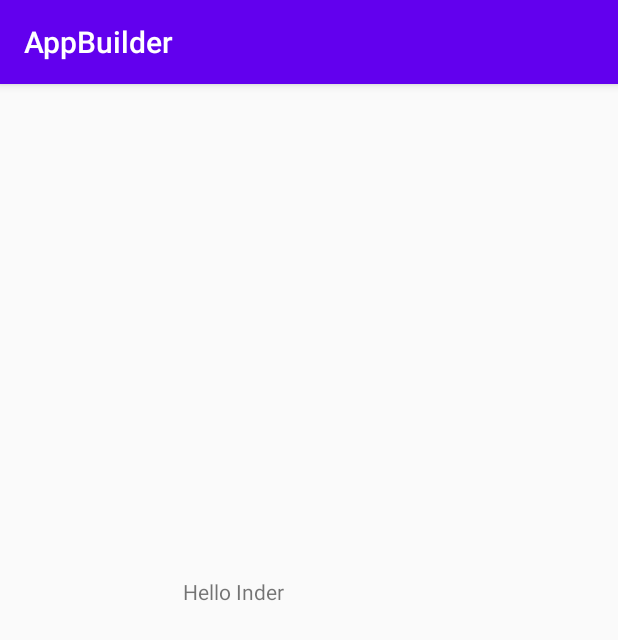
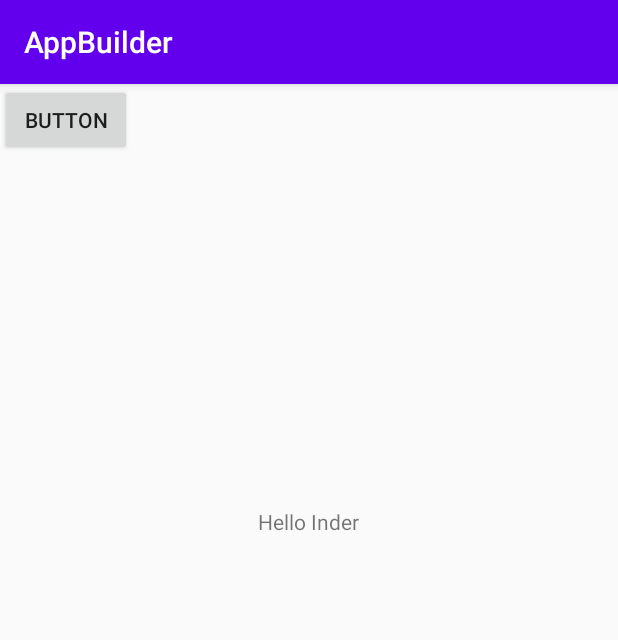
Before and after one commit to manoj-kumar-p/Builder, an Android app: the screen it shows after launch (MainActivity), on a phone screen of 412 x 824 dp. Shown: the top 640 px of the screen. Run offline under Robolectric (Android 15) with nearby library versions, the phone set to English and light mode, and no system bars.

```diff
--- a/app/src/main/java/com/solutions/app/MainActivity.java
+++ b/app/src/main/java/com/solutions/app/MainActivity.java
@@ -18,7 +18,6 @@ public class MainActivity extends AppCompatActivity
 
 
     }
-
     @Override
     protected void onDestroy() {
         super.onDestroy();
--- a/app/src/main/res/layout/activity_main.xml
+++ b/app/src/main/res/layout/activity_main.xml
@@ -7,12 +7,24 @@
     tools:context=".MainActivity">
 
     <TextView
+        android:id="@+id/textInder"
         android:layout_width="168dp"
         android:layout_height="111dp"
         android:text="Hello Inder"
+        android:textAlignment="center"
         app:layout_constraintBottom_toBottomOf="parent"
+        app:layout_constraintHorizontal_bias="0.497"
         app:layout_constraintLeft_toLeftOf="parent"
         app:layout_constraintRight_toRightOf="parent"
-        app:layout_constraintTop_toTopOf="parent" />
+        app:layout_constraintTop_toTopOf="parent"
+        app:layout_constraintVertical_bias="0.429" />
+
+    <Button
+        android:id="@+id/button"
+        android:layout_width="wrap_content"
+        android:layout_height="wrap_content"
+        android:text="Button"
+        tools:layout_editor_absoluteX="169dp"
+        tools:layout_editor_absoluteY="366dp" />
 
 </androidx.constraintlayout.widget.ConstraintLayout>
```
